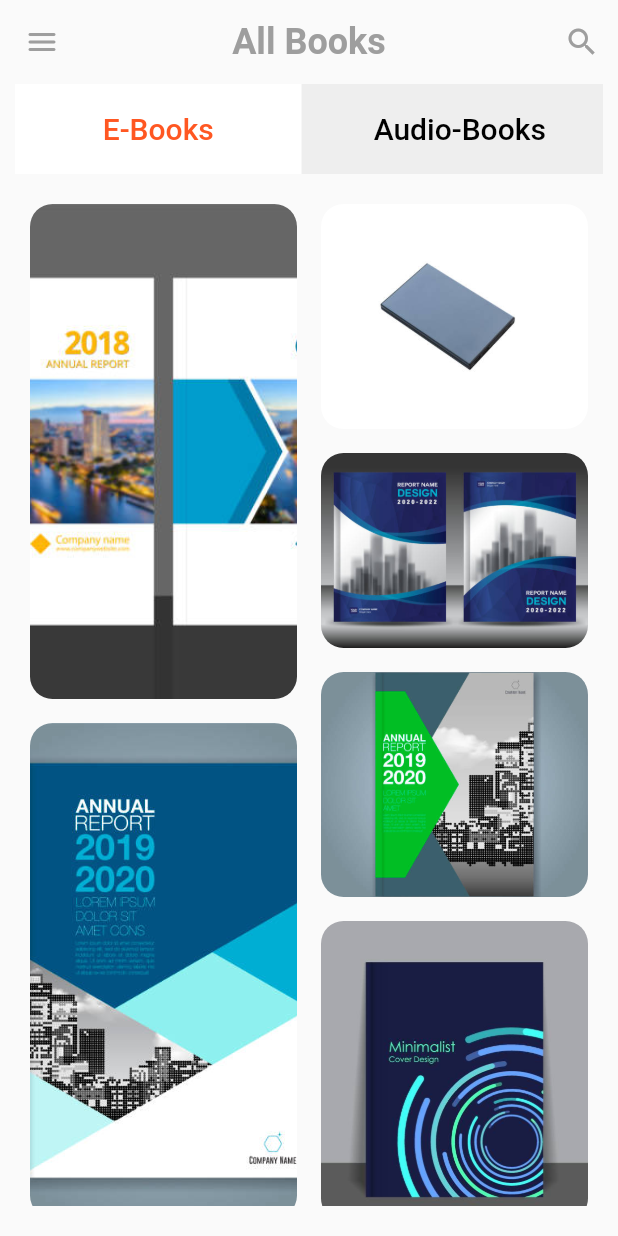
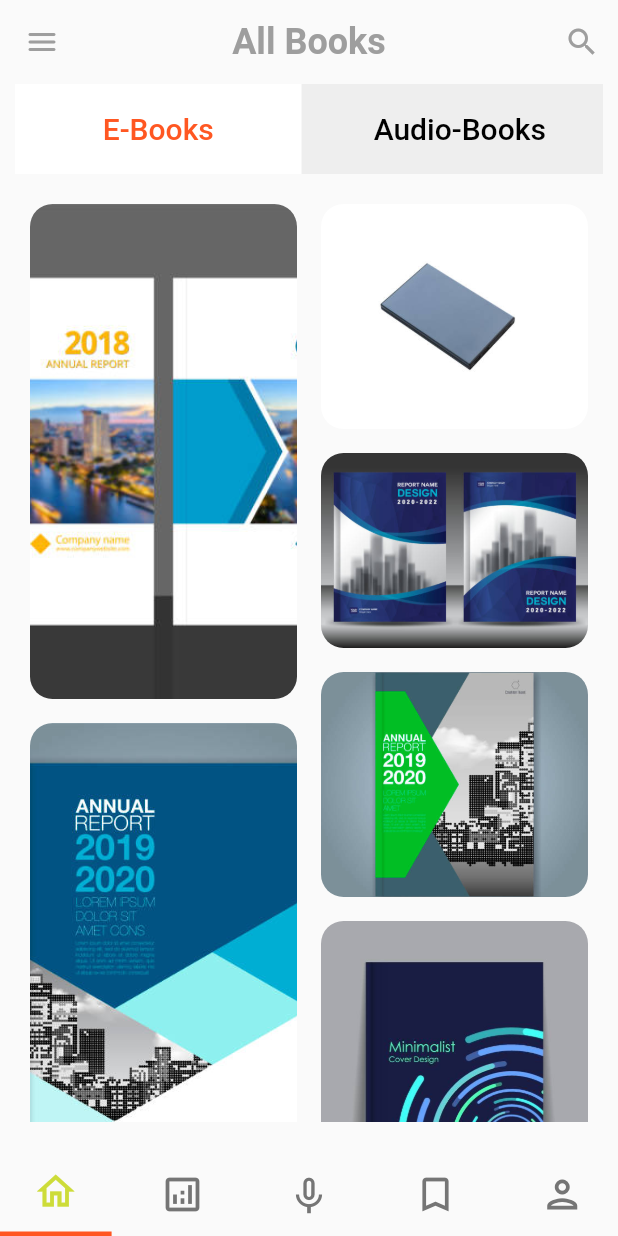
Before and after one commit to Tareq23/flutter-api-integration, a Flutter app: the screen it shows after launch, on a phone screen of 412 x 824 dp. Run offline on Flutter 3.47's test engine with Material 2 defaults, Android fonts, the light colour scheme and no system bars.

Commit message:
add bottomNavigationBar using SizedBox, GestureDetector

```diff
--- a/lib/pages/home/home.dart
+++ b/lib/pages/home/home.dart
@@ -13,6 +13,7 @@ class HomePage extends StatefulWidget {
 
 class _HomePageState extends State<HomePage> {
   var tabIndex=0;
+  var bottomIndex=0;
   final pageController = PageController();
   @override
   Widget build(BuildContext context) {
@@ -44,7 +45,8 @@ class _HomePageState extends State<HomePage> {
             ),
           ),
         ],
-      )
+      ),
+      bottomNavigationBar: _bottomNavigationBar(),
     );
   }
 
@@ -69,4 +71,52 @@ class _HomePageState extends State<HomePage> {
     );
   }
 
+  Widget _bottomNavigationBar()
+  {
+    final bottoms = [
+      Icons.home_outlined,
+      Icons.analytics_outlined,
+      Icons.keyboard_voice_outlined,
+      Icons.bookmark_border_outlined,
+      Icons.person_outlined,
+    ];
+    var width = MediaQuery.of(context).size.width;
+    return SizedBox(
+      width: width,
+      height: 56,
+      child: ListView.separated(
+          scrollDirection: Axis.horizontal,
+          itemBuilder:(context,index){
+            return GestureDetector(
+              onTap: () => setState(() {
+                bottomIndex = index;
+              }),
+              child: Container(
+                width: (width - 40)/5,
+                padding: const EdgeInsets.symmetric(vertical: 10),
+                decoration: bottomIndex == index ? const BoxDecoration(
+                  border: Border(
+                    bottom: BorderSide(
+                      width: 3,
+                      color: Colors.deepOrange,
+                    )
+                  )
+                ) : null,
+                child: Icon(
+                  bottoms[index],
+                  size: 30,
+                  color: bottomIndex == index ? Colors.lime : Colors.grey[600],
+                ),
+              ),
+
+            );
+          },
+          separatorBuilder: (_,index){
+            return const SizedBox(width: 10,);
+          },
+          itemCount: bottoms.length,
+      ),
+    );
+  }
+
 }
```
Also changed, not shown: output_image/UI2.PNG (added), 1 other file.
